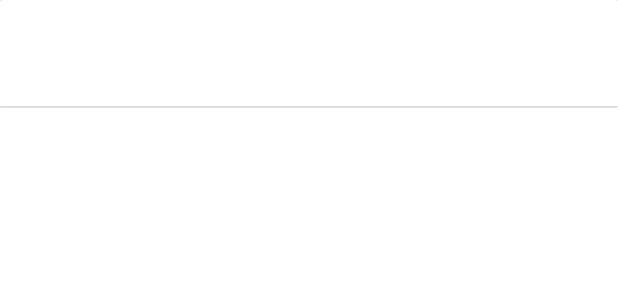
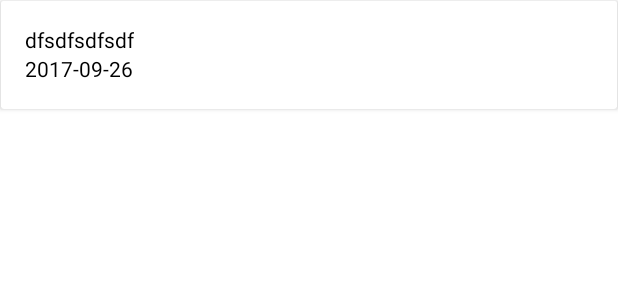
Before and after one commit to dndgus482/Sorticle, an Android app: the layout news_item.xml on its own in the app's theme, with its tools: preview values and no code run, on a phone screen of 412 x 824 dp. Shown: the top 300 px of the screen. Run offline under Robolectric (Android 15) with nearby library versions, the phone set to English and light mode, and no system bars.

Commit message:
item list layout change

```diff
--- a/android/app/src/main/res/layout/news_item.xml
+++ b/android/app/src/main/res/layout/news_item.xml
@@ -1,32 +1,20 @@
 <?xml version="1.0" encoding="utf-8"?>
-<LinearLayout
-    xmlns:android="http://schemas.android.com/apk/res/android"
+<androidx.cardview.widget.CardView xmlns:android="http://schemas.android.com/apk/res/android"
+    xmlns:tools="http://schemas.android.com/tools"
+
+    android:id="@+id/cv"
+    android:layout_margin="0.5dp"
     android:layout_width="match_parent"
     android:layout_height="wrap_content">
 
-    <androidx.cardview.widget.CardView
-        android:layout_width="match_parent"
-        android:layout_height="wrap_content"
-        android:id="@+id/cv">
 
-        <LinearLayout
-            android:orientation="vertical"
-            android:layout_width="match_parent"
-            android:layout_height="match_parent">
-
-            <LinearLayout
-                android:orientation="vertical"
+    <RelativeLayout
+        android:id="@+id/rl_title"
         android:layout_width="match_parent"
         android:layout_height="match_parent"
-                android:background="#ddd">
-
-                <RelativeLayout
-                    android:layout_width="match_parent"
-                    android:layout_height="match_parent"
-                    android:padding="16dp"
+        android:layout_marginBottom="1dp"
         android:background="#fff"
-                    android:layout_marginBottom="1dp"
-                    android:id="@+id/rl_title">
+        android:padding="16dp">
 
         <TextView
             android:id="@+id/article_list_title"
@@ -34,30 +22,17 @@
             android:layout_height="wrap_content"
             android:ellipsize="end"
             android:maxLines="1"
-                        android:text="" />
+            android:text=""
+            tools:text="dfsdfsdfsdf" />
 
         <TextView
+            android:id="@+id/article_list_pubDate"
             android:layout_width="wrap_content"
             android:layout_height="wrap_content"
+            android:layout_below="@+id/article_list_title"
             android:text=""
-                        android:id="@+id/article_list_pubDate"
-                        android:layout_below="@+id/article_list_title"
-                        />
+            tools:text="2017-09-26" />
 
     </RelativeLayout>
 
-
-            </LinearLayout>
-
-            <LinearLayout
-                android:orientation="horizontal"
-                android:layout_width="match_parent"
-                android:layout_height="match_parent"
-                android:background="#ddd">
-
-            </LinearLayout>
-
-        </LinearLayout>
 </androidx.cardview.widget.CardView>
-
-</LinearLayout>
```
Lines whose indentation alone changed are shown as unchanged.
